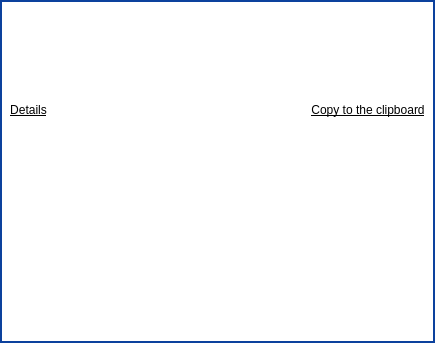
Qt form parsec/core/gui/forms/message_dialog.ui (Scille/parsec-cloud) before a commit.
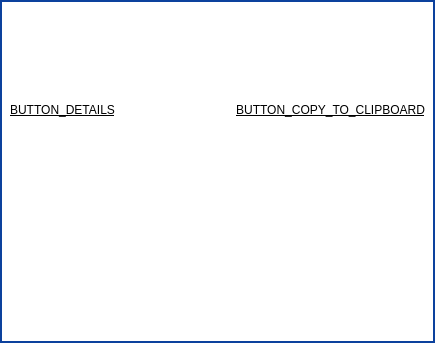
The same form after that commit. Icons and pictures are not drawn.

The edit to the form file:
```diff
--- a/parsec/core/gui/forms/message_dialog.ui
+++ b/parsec/core/gui/forms/message_dialog.ui
@@ -275,7 +275,7 @@
            </font>
           </property>
           <property name="text">
-           <string>Details</string>
+           <string>BUTTON_DETAILS</string>
           </property>
           <property name="icon">
            <iconset resource="../rc/resources.qrc">
@@ -304,7 +304,7 @@
            </font>
           </property>
           <property name="text">
-           <string>Copy to the clipboard</string>
+           <string>BUTTON_COPY_TO_CLIPBOARD</string>
           </property>
          </widget>
         </item>
```
